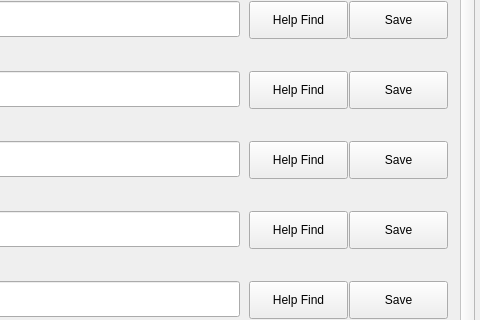
Old version of the form ui/Main.ui in the repository coryc257/GpuPassthroughSetup; both pictures show x 276 to 756 and y 149 to 469 of the 756 by 575 pixel window.
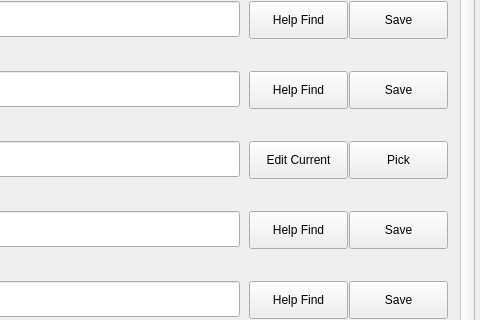
New version of the form.

Patch:
```diff
--- a/ui/Main.ui
+++ b/ui/Main.ui
@@ -266,7 +266,7 @@
         </rect>
        </property>
        <property name="text">
-        <string>Help Find</string>
+        <string>Edit Current</string>
        </property>
       </widget>
       <widget class="QPushButton" name="btnVMXConfigSave">
@@ -279,7 +279,7 @@
         </rect>
        </property>
        <property name="text">
-        <string>Save</string>
+        <string>Pick</string>
        </property>
       </widget>
      </widget>
```
Left out of the diff: 4 changed lines with no effect on the pictures.
